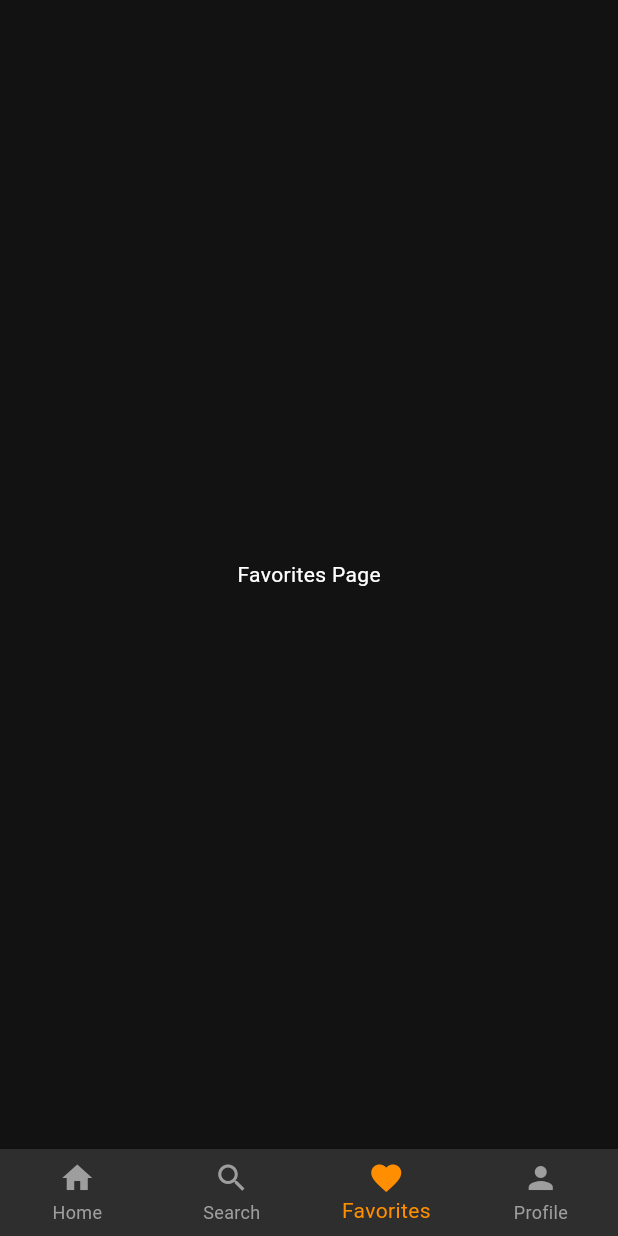
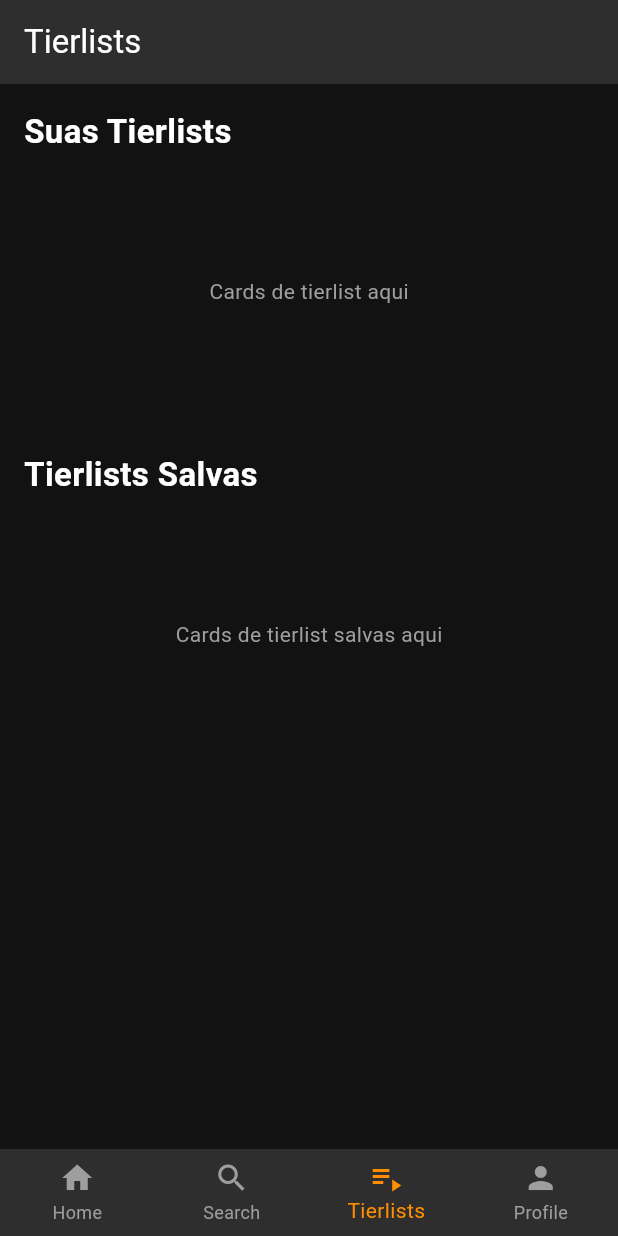
Before and after one commit to Ott-on/tierlab-frontend, a Flutter app: the screen it shows after launch, item 3 of the bottom bar chosen, on a phone screen of 412 x 824 dp. Run offline on Flutter 3.47's test engine with Material 3 defaults, Android fonts, the phone set to English and light mode, and no system bars; our stand-ins replace carousel_slider, flutter_dotenv, supabase_flutter; accounts and stored records are empty; network calls fail.

Commit message:
fix: Visuais

```diff
--- a/tierlab/lib/views/favorites/favorites_view.dart
+++ /dev/null
@@ -1,14 +0,0 @@
-import 'package:flutter/material.dart';
-
-class FavoritesView extends StatelessWidget {
-  const FavoritesView({super.key});
-
-  @override
-  Widget build(BuildContext context) {
-    return const Scaffold(
-      body: Center(
-        child: Text('Favorites Page', style: TextStyle(color: Colors.white)),
-      ),
-    );
-  }
-}
--- a/tierlab/lib/views/main_screen.dart
+++ b/tierlab/lib/views/main_screen.dart
@@ -1,8 +1,8 @@
 import 'package:flutter/material.dart';
-import 'package:tierlab/views/favorites/favorites_view.dart';
-import 'package:tierlab/views/home/home_view.dart';
-import 'package:tierlab/views/profile/profile_view.dart';
-import 'package:tierlab/views/search/search_view.dart';
+import 'package:tierlab/views/home_view.dart';
+import 'package:tierlab/views/profile_view.dart';
+import 'package:tierlab/views/search_view.dart';
+import 'package:tierlab/views/tierlist_view.dart';
 
 class MainScreen extends StatefulWidget {
   const MainScreen({super.key});
@@ -17,7 +17,7 @@ class _MainScreenState extends State<MainScreen> {
   static const List<Widget> _widgetOptions = <Widget>[
     HomeView(),
     SearchView(),
-    FavoritesView(),
+    TierlistsView(),
     ProfileView(),
   ];
 
@@ -36,8 +36,8 @@ class _MainScreenState extends State<MainScreen> {
           BottomNavigationBarItem(icon: Icon(Icons.home), label: 'Home'),
           BottomNavigationBarItem(icon: Icon(Icons.search), label: 'Search'),
           BottomNavigationBarItem(
-            icon: Icon(Icons.favorite),
-            label: 'Favorites',
+            icon: Icon(Icons.playlist_play),
+            label: 'Tierlists',
           ),
           BottomNavigationBarItem(icon: Icon(Icons.person), label: 'Profile'),
         ],
--- /dev/null
+++ b/tierlab/lib/views/tierlist_view.dart
@@ -0,0 +1,59 @@
+import 'package:flutter/material.dart';
+
+class TierlistsView extends StatelessWidget {
+  const TierlistsView({super.key});
+
+  @override
+  Widget build(BuildContext context) {
+    return Scaffold(
+      appBar: AppBar(title: const Text('Tierlists')),
+      body: Padding(
+        padding: const EdgeInsets.all(16.0),
+        child: Column(
+          crossAxisAlignment: CrossAxisAlignment.start,
+          children: [
+            const Text(
+              'Suas Tierlists',
+              style: TextStyle(
+                color: Colors.white,
+                fontSize: 22,
+                fontWeight: FontWeight.bold,
+              ),
+            ),
+            const SizedBox(height: 16),
+            // Placeholder for the tierlist cards
+            SizedBox(
+              height: 150, // Placeholder height for cards
+              child: Center(
+                child: Text(
+                  'Cards de tierlist aqui',
+                  style: TextStyle(color: Colors.grey[500]),
+                ),
+              ),
+            ),
+            const SizedBox(height: 32),
+            const Text(
+              'Tierlists Salvas',
+              style: TextStyle(
+                color: Colors.white,
+                fontSize: 22,
+                fontWeight: FontWeight.bold,
+              ),
+            ),
+            const SizedBox(height: 16),
+            // Placeholder for the saved tierlist cards
+            SizedBox(
+              height: 150, // Placeholder height for cards
+              child: Center(
+                child: Text(
+                  'Cards de tierlist salvas aqui',
+                  style: TextStyle(color: Colors.grey[500]),
+                ),
+              ),
+            ),
+          ],
+        ),
+      ),
+    );
+  }
+}
```
Also changed, not shown: tierlab/lib/views/home_view.dart (renamed from tierlab/lib/views/home/home_view.dart, +57 -10 lines), tierlab/lib/views/search/search_view.dart (deleted, +0 -14 lines), tierlab/lib/views/search_view.dart (added, +41 -0 lines), tierlab/lib/views/profile_view.dart (renamed from tierlab/lib/views/profile/profile_view.dart).
